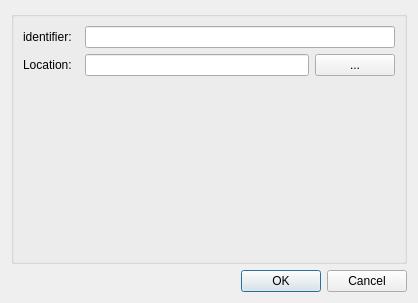
The window that mapclientplugins/trcsourcestep/qt/configuredialog.ui (mapclient-plugins/trcsourcestep) describes before a commit, drawn with Qt 5.
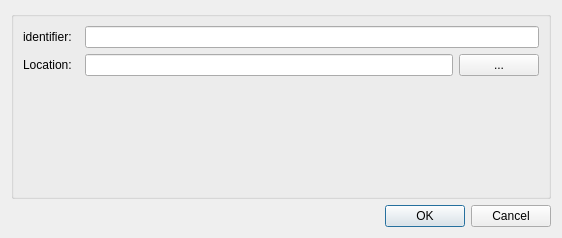
The same window after the commit.

Commit message: fixed configdialog buttons

```diff
--- a/mapclientplugins/trcsourcestep/qt/configuredialog.ui
+++ b/mapclientplugins/trcsourcestep/qt/configuredialog.ui
@@ -6,8 +6,8 @@
    <rect>
     <x>0</x>
     <y>0</y>
-    <width>418</width>
-    <height>303</height>
+    <width>562</width>
+    <height>238</height>
    </rect>
   </property>
   <property name="windowTitle">
```
Left out of the diff: 53 changed lines with no effect on the pictures. The commit also changes 2 other files.
